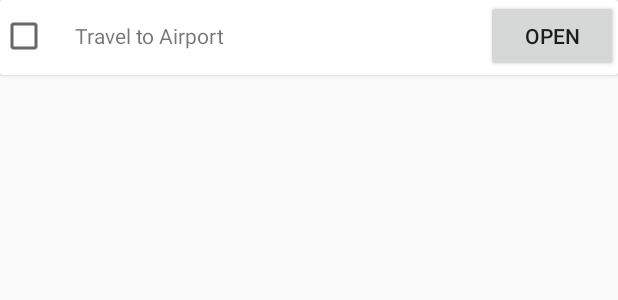
After one commit to 5l1v3r1/myPort, an Android app: the layout cardview_operational_process.xml on its own in the app's theme, with its tools: preview values and no code run, on a phone screen of 412 x 824 dp. The commit adds this screen. Shown: the top 300 px of the screen. Run offline under Robolectric (Android 15) with nearby library versions, the phone set to English and light mode, and no system bars.

Commit message:
full 14.04 - 15:00

```diff
--- a/app/src/main/java/myport/sharkletvecihi/com/myport/Activities/MainActivity.java
+++ b/app/src/main/java/myport/sharkletvecihi/com/myport/Activities/MainActivity.java
@@ -1,6 +1,5 @@
 package myport.sharkletvecihi.com.myport.Activities;
 
-import android.content.Intent;
 import android.support.v7.app.AppCompatActivity;
 import android.os.Bundle;
 
--- a/app/src/main/res/drawable/button_normal.xml
+++ b/app/src/main/res/drawable/button_normal.xml
@@ -13,7 +13,6 @@
 
             <solid android:color="#00EEEEEE" />
 
-            <corners android:radius="3dp" />
         </shape>
     </item>
     <item>
@@ -34,7 +33,6 @@
 
             <solid android:color="#20EEEEEE" />
 
-            <corners android:radius="3dp" />
         </shape>
     </item>
     <item>
@@ -47,7 +45,6 @@
 
             <solid android:color="#30EEEEEE" />
 
-            <corners android:radius="3dp" />
         </shape>
     </item>
     <item>
@@ -60,7 +57,6 @@
 
             <solid android:color="#50EEEEEE" />
 
-            <corners android:radius="3dp" />
         </shape>
     </item>
 
@@ -68,7 +64,6 @@
     <item>
         <shape>
             <solid android:color="@android:color/white" />
-            <corners android:radius="3dp" />
         </shape>
     </item>
 
--- /dev/null
+++ b/app/src/main/res/layout/cardview_operational_process.xml
@@ -0,0 +1,34 @@
+<?xml version="1.0" encoding="utf-8"?>
+<android.support.constraint.ConstraintLayout
+    xmlns:android="http://schemas.android.com/apk/res/android" android:layout_width="match_parent"
+    android:layout_height="match_parent">
+
+    <android.support.v7.widget.CardView
+        android:layout_width="match_parent"
+        android:layout_height="50dp">
+
+        <TableLayout
+            android:stretchColumns="1"
+            android:layout_width="match_parent"
+            android:layout_height="match_parent">
+
+            <TableRow>
+                <CheckBox
+                    android:id="@+id/chkbox_process"
+                    android:layout_width="50dp"
+                    android:layout_height="match_parent" />
+
+                <TextView
+                    android:id="@+id/txtview_process"
+                    android:text="Travel to Airport"/>
+
+                <Button
+                    android:id="@+id/btn_expand"
+                    android:text="open"/>
+            </TableRow>
+
+        </TableLayout>
+
+    </android.support.v7.widget.CardView>
+
+</android.support.constraint.ConstraintLayout>
--- a/gradle.properties
+++ b/gradle.properties
@@ -9,7 +9,7 @@
 
 # Specifies the JVM arguments used for the daemon process.
 # The setting is particularly useful for tweaking memory settings.
-org.gradle.jvmargs=-Xmx1536m
+org.gradle.jvmargs=-Xmx4096m
 
 # When configured, Gradle will run in incubating parallel mode.
 # This option should only be used with decoupled projects. More details, visit
```
Also changed, not shown: app/src/main/java/myport/sharkletvecihi/com/myport/Activities/AirPortOpProcess.java (added, +83 -0 lines), app/src/main/java/myport/sharkletvecihi/com/myport/View/CardViewProcess.java (added, +60 -0 lines), app/src/main/res/layout/activity_air_port_op_process.xml (added, +22 -0 lines), app/src/main/res/layout/activity_main.xml (+7 -0 lines), app/src/main/res/drawable/expand_down.png (added), app/src/main/res/drawable/expand_up.png (added), app/src/main/res/drawable/user.png (added).
